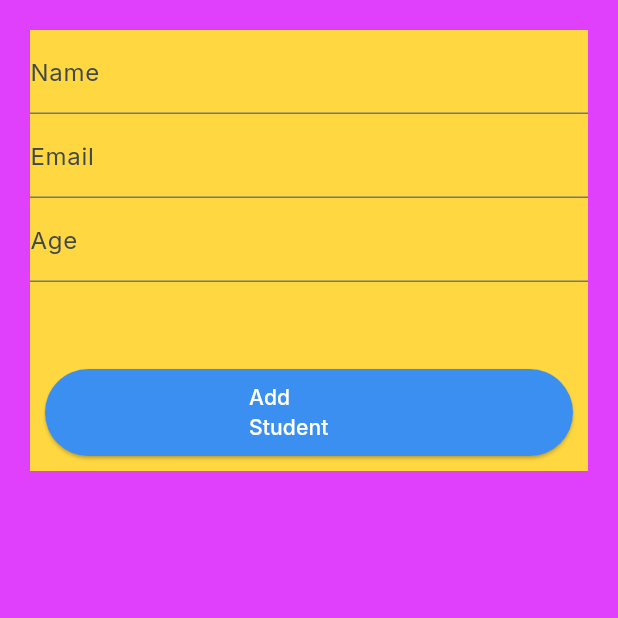
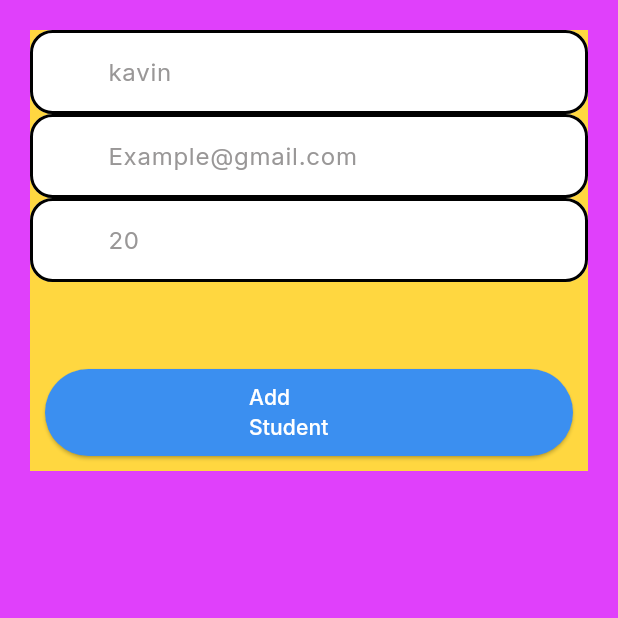
Before and after one commit to FathimaShums/stateful_lesson, a Flutter app: the screen it shows after launch, on a phone screen of 412 x 824 dp, the top half of it. Run offline on Flutter 3.47's test engine with Material 3 defaults, Android fonts, the phone set to English and light mode, and no system bars.

Commit message:
textfromfields code decoupled-works

```diff
--- a/lib/displayform.dart
+++ b/lib/displayform.dart
@@ -1,8 +1,11 @@
+import 'dart:math';
+
 import 'package:flutter/material.dart';
 import 'package:stateful_lesson/babycolumone.dart';
 import 'package:stateful_lesson/custombutton.dart';
 import 'package:stateful_lesson/forminfo.dart';
 import 'package:stateful_lesson/models/students.dart';
+import 'package:stateful_lesson/singleinputfield.dart';
 
 class displayform extends StatefulWidget {
   const displayform({super.key});
@@ -57,39 +60,52 @@ class _displayformState extends State<displayform> {
                         key: _formKey,
                         child: Column(
                           children: [
+                            singleinputfield(
+                              theTitle: "Name:",
+                              thehinttext: "kavin",
+                              thecontroller: _nameController,
+                            ),
                             // Replace setofinputfields() with actual input fields
-                            TextFormField(
-                              controller: _nameController,
-                              decoration: InputDecoration(labelText: 'Name'),
-                              validator: (value) {
-                                if (value == null || value.isEmpty) {
-                                  return 'Please enter a name';
-                                }
-                                return null;
-                              },
-                            ),
+                            // TextFormField(
+                            //   controller: _nameController,
+                            //   decoration: InputDecoration(labelText: 'Name'),
+                            //   validator: (value) {
+                            //     if (value == null || value.isEmpty) {
+                            //       return 'Please enter a name';
+                            //     }
+                            //     return null;
+                            //   },
+                            // ),
+                            singleinputfield(
+                                theTitle: "Email:",
+                                thehinttext: "Example@gmail.com",
+                                thecontroller: _emailController),
+                            singleinputfield(
+                                theTitle: "Age:",
+                                thehinttext: "20",
+                                thecontroller: _ageController),
 
-                            TextFormField(
-                              controller: _emailController,
-                              decoration: InputDecoration(labelText: 'Email'),
-                              validator: (value) {
-                                if (value == null || value.isEmpty) {
-                                  return 'Please enter an email';
-                                }
-                                return null;
-                              },
-                            ),
-                            TextFormField(
-                              controller: _ageController,
-                              decoration: InputDecoration(labelText: 'Age'),
-                              keyboardType: TextInputType.number,
-                              validator: (value) {
-                                if (value == null || value.isEmpty) {
-                                  return 'Please enter an age';
-                                }
-                                return null;
-                              },
-                            ),
+                            // TextFormField(
+                            //   controller: _emailController,
+                            //   decoration: InputDecoration(labelText: 'Email'),
+                            //   validator: (value) {
+                            //     if (value == null || value.isEmpty) {
+                            //       return 'Please enter an email';
+                            //     }
+                            //     return null;
+                            //   },
+                            // ),
+                            // TextFormField(
+                            //   controller: _ageController,
+                            //   decoration: InputDecoration(labelText: 'Age'),
+                            //   keyboardType: TextInputType.number,
+                            //   validator: (value) {
+                            //     if (value == null || value.isEmpty) {
+                            //       return 'Please enter an age';
+                            //     }
+                            //     return null;
+                            //   },
+                            // ),
                           ],
                         ),
                       )),
--- /dev/null
+++ b/lib/singleinputfield.dart
@@ -0,0 +1,88 @@
+import 'package:flutter/material.dart';
+import 'package:flutter/widgets.dart';
+
+// ignore: must_be_immutable
+class singleinputfield extends StatefulWidget {
+  singleinputfield(
+      {super.key,
+      required this.thehinttext,
+      required this.thecontroller,
+      required this.theTitle});
+  var thehinttext;
+  final String theTitle;
+  TextEditingController thecontroller;
+
+  @override
+  State<singleinputfield> createState() => _singleinputfieldState();
+}
+
+class _singleinputfieldState extends State<singleinputfield> {
+  var _theController;
+
+  @override
+  Widget build(BuildContext context) {
+    return Form(
+      child: Container(
+        child: Column(
+          children: [
+            // Align(
+            //     alignment: Alignment.topLeft,
+            //     child: Text(
+            //       widget.theTitle,
+            //       style: TextStyle(color: Colors.black, fontSize: 16),
+            //     )),
+            TextFormField(
+              controller: widget.thecontroller,
+              decoration: InputDecoration(
+                hintStyle: TextStyle(
+                    color: Color.fromRGBO(153, 151, 151,
+                        1)), //background: rgba(153, 151, 151, 1);
+
+                hintText: widget.thehinttext,
+                prefixIcon: Padding(
+                  padding: EdgeInsets.fromLTRB(12, 14, 12, 14),
+                ),
+                fillColor: Colors.white,
+                filled: true,
+                enabledBorder: OutlineInputBorder(
+                  borderRadius: BorderRadius.all(Radius.circular(15)),
+                  borderSide: BorderSide(
+                    width: 2.0,
+                  ),
+                ),
+                focusedBorder: OutlineInputBorder(
+                  borderRadius: BorderRadius.all(Radius.circular(10)),
+                  borderSide: BorderSide(
+                    color: Colors.green,
+                    width: 2.0,
+                  ),
+                ),
+                focusedErrorBorder: OutlineInputBorder(
+                  borderRadius: BorderRadius.all(Radius.circular(10)),
+                  borderSide: BorderSide(
+                    color: Colors.red,
+                    width: 2.0,
+                  ),
+                ),
+                errorBorder: OutlineInputBorder(
+                  borderRadius: BorderRadius.all(Radius.circular(10)),
+                  borderSide: BorderSide(
+                    color: Colors.red,
+                    width: 2.0,
+                  ),
+                ),
+                errorStyle: TextStyle(color: Colors.redAccent),
+              ),
+              validator: (value) {
+                if (value == null || value.isEmpty) {
+                  return 'Please enter  $_theController';
+                }
+                return null;
+              },
+            ),
+          ],
+        ),
+      ),
+    );
+  }
+}
```
Also changed, not shown: lib/babycolumone.dart (+21 -21 lines), lib/myHome.dart (+116 -113 lines).
